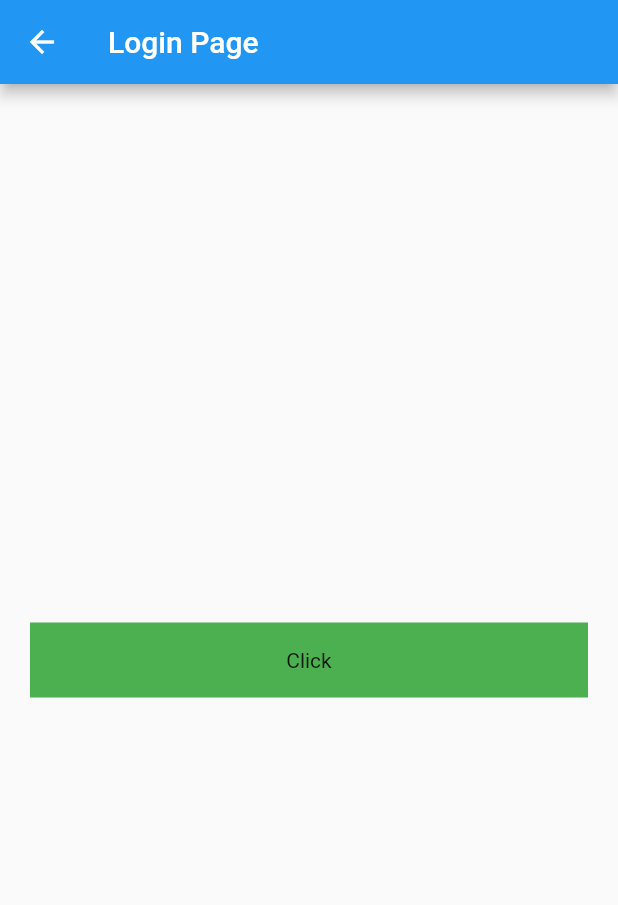
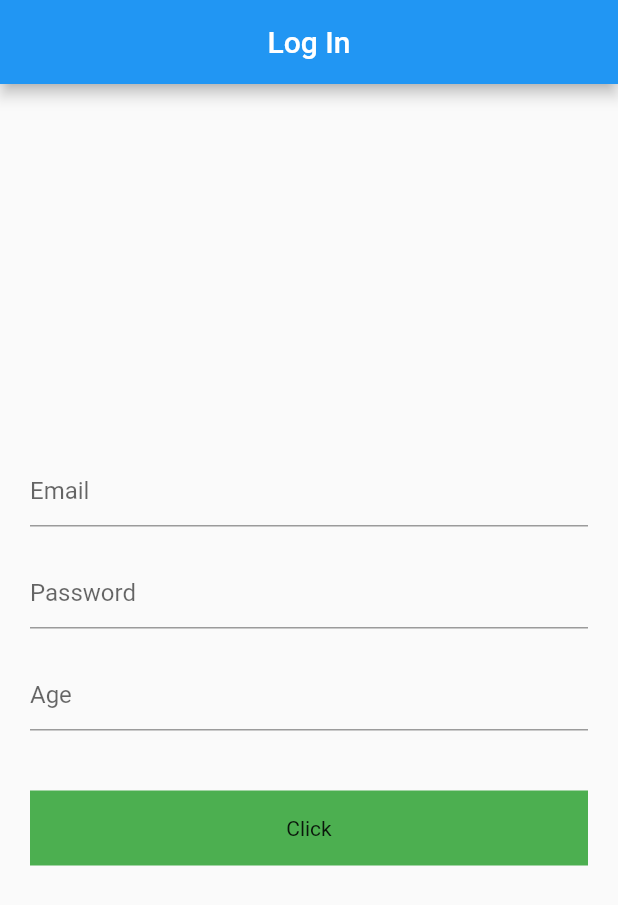
Before and after one commit to atik-sabuj/sp_multirolebase, a Flutter app: the screen it shows after launch, on a phone screen of 412 x 824 dp. Shown: the top 905 px of the screen. Run offline on Flutter 3.47's test engine with Material 2 defaults, Android fonts, the phone set to English and light mode, and no system bars; our stand-ins replace shared_preferences; network calls fail.

Commit message:
Login with Shared Preferences

```diff
--- a/lib/home_page.dart
+++ b/lib/home_page.dart
@@ -15,8 +15,10 @@ class _HomePageState extends State<HomePage> {
         title: Text('Home Page'),
       ),
       body: Column(
+        mainAxisAlignment: MainAxisAlignment.center,
+        crossAxisAlignment: CrossAxisAlignment.center,
         children: [
-
+          Text('Home Screen')
         ],
       ),
     );
--- a/lib/login_page.dart
+++ b/lib/login_page.dart
@@ -1,5 +1,6 @@
 import 'package:flutter/material.dart';
 import 'package:shared_preferences/shared_preferences.dart';
+import 'package:sp_multirolebase/home_page.dart';
 
 class LoginPage extends StatefulWidget {
   const LoginPage({Key? key}) : super(key: key);
@@ -9,11 +10,18 @@ class LoginPage extends StatefulWidget {
 }
 
 class _LoginPageState extends State<LoginPage> {
+
+  final emailController = TextEditingController();
+  final passwordController = TextEditingController();
+  final ageController = TextEditingController();
+
   @override
   Widget build(BuildContext context) {
     return Scaffold(
       appBar: AppBar(
-        title: Text('Login Page'),
+        title: Text('Log In'),
+        centerTitle: true,
+        automaticallyImplyLeading: false,
       ),
         body: Padding(
           padding: const EdgeInsets.symmetric(horizontal: 20),
@@ -21,21 +29,36 @@ class _LoginPageState extends State<LoginPage> {
             mainAxisAlignment: MainAxisAlignment.center,
             crossAxisAlignment: CrossAxisAlignment.center,
             children: [
+              TextFormField(
+                controller: emailController,
+                decoration: InputDecoration(
+                  hintText: 'Email',
+                ),
+              ),
+              SizedBox(height: 20,),
+              TextFormField(
+                controller: passwordController,
+                decoration: InputDecoration(
+                  hintText: 'Password',
+                ),
+              ),
+              SizedBox(height: 20,),
+              TextFormField(
+                controller: ageController,
+                keyboardType: TextInputType.number,
+                decoration: InputDecoration(
+                  hintText: 'Age',
+                ),
+              ),
+              SizedBox(height: 40,),
               InkWell(
                 onTap: ()async{
                   SharedPreferences sp = await SharedPreferences.getInstance();
-                  sp.setString('name', 'atik sabuj');
-                  sp.setInt('age', 25);
-                  sp.setBool('isLogin', false);
-
-                  print(sp.getString('name'));
-                  print(sp.getInt('age').toString());
-                  print(sp.getBool('isLogin').toString());
-
-                  sp.remove('name');
-                  print(sp.getString('name'));
-
-
+                  sp.setString('email', emailController.text.toString());
+                  sp.setString('age', ageController.text.toString());
+                  sp.setBool('isLogin', true);
+                  Navigator.push(context,
+                      MaterialPageRoute(builder: (context) => HomePage()));
                   },
                 child: Container(
                   height: 50,
```
